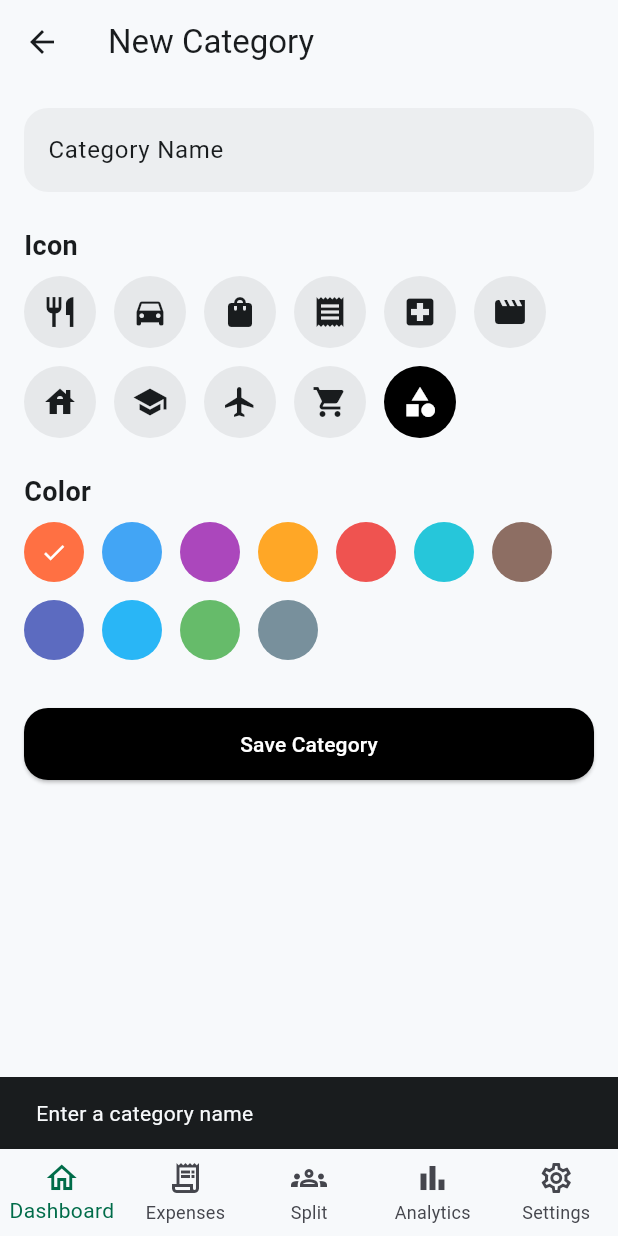
After one commit to angelrider-dev/money_mate, a Flutter app: the AddEditCategoryScreen screen opened by its route, after a tap on "Save Category", on a phone screen of 412 x 824 dp. The commit adds this screen. Run offline on Flutter 3.47's test engine with Material 3 defaults, Android fonts, the phone set to English and light mode, and no system bars; our stand-ins replace drift, flutter_riverpod, go_router; missing offline and left inert: encrypt; accounts and stored records are empty; generated files the repository leaves out were written again; Roboto replaces fonts that are missing (Manrope).

Commit message:
Add Categories manage screen (list + add/edit)

```diff
--- a/lib/core/router/app_router.dart
+++ b/lib/core/router/app_router.dart
@@ -10,6 +10,8 @@ import '../../features/split/create_group/create_group_screen.dart';
 import '../../features/split/group_details/group_details_screen.dart';
 import '../../features/split/add_group_expense/add_group_expense_screen.dart';
 import '../../features/split/settle_up/settle_up_screen.dart';
+import '../../features/categories/list/categories_list_screen.dart';
+import '../../features/categories/add_edit/add_edit_category_screen.dart';
 
 /// 5-tab bottom nav: Dashboard, Expenses, Split, Analytics, Settings.
 /// Everything else (Income, Savings, Budgets, Accounts, Recurring, Backup,
@@ -73,6 +75,22 @@ final appRouter = GoRouter(
         // '/analytics', '/settings' routes added as those
         // features are built out in later phases.
         GoRoute(
+          path: '/categories',
+          builder: (context, state) => const CategoriesListScreen(),
+          routes: [
+            GoRoute(
+              path: 'add',
+              builder: (context, state) => const AddEditCategoryScreen(),
+            ),
+            GoRoute(
+              path: 'edit/:id',
+              builder: (context, state) => AddEditCategoryScreen(
+                categoryId: int.parse(state.pathParameters['id']!),
+              ),
+            ),
+          ],
+        ),
+        GoRoute(
           path: '/income',
           builder: (context, state) => const IncomeListScreen(),
           routes: [
--- /dev/null
+++ b/lib/features/categories/add_edit/add_edit_category_screen.dart
@@ -0,0 +1,122 @@
+import 'package:flutter/material.dart';
+import 'package:flutter_riverpod/flutter_riverpod.dart';
+import '../../../core/theme/app_theme.dart';
+import '../../../data/providers/expense_providers.dart';
+
+const _iconOptions = <String, IconData>{
+  'restaurant': Icons.restaurant,
+  'directions_car': Icons.directions_car,
+  'shopping_bag': Icons.shopping_bag,
+  'receipt': Icons.receipt,
+  'local_hospital': Icons.local_hospital,
+  'movie': Icons.movie,
+  'house': Icons.house,
+  'school': Icons.school,
+  'flight': Icons.flight,
+  'local_grocery_store': Icons.local_grocery_store,
+  'category': Icons.category,
+};
+
+const _colorOptions = <String>[
+  '#FF7043', '#42A5F5', '#AB47BC', '#FFA726', '#EF5350',
+  '#26C6DA', '#8D6E63', '#5C6BC0', '#29B6F6', '#66BB6A', '#78909C',
+];
+
+class AddEditCategoryScreen extends ConsumerStatefulWidget {
+  final int? categoryId;
+  const AddEditCategoryScreen({super.key, this.categoryId});
+
+  @override
+  ConsumerState<AddEditCategoryScreen> createState() => _AddEditCategoryScreenState();
+}
+
+class _AddEditCategoryScreenState extends ConsumerState<AddEditCategoryScreen> {
+  final _nameController = TextEditingController();
+  String _selectedIcon = 'category';
+  String _selectedColor = _colorOptions.first;
+
+  bool get _isEditing => widget.categoryId != null;
+
+  @override
+  void dispose() {
+    _nameController.dispose();
+    super.dispose();
+  }
+
+  Future<void> _save() async {
+    if (_nameController.text.trim().isEmpty) {
+      ScaffoldMessenger.of(context)
+          .showSnackBar(const SnackBar(content: Text('Enter a category name')));
+      return;
+    }
+
+    await ref.read(categoryRepositoryProvider).addCategory(
+          name: _nameController.text.trim(),
+          icon: _selectedIcon,
+          colorHex: _selectedColor,
+        );
+
+    if (mounted) Navigator.of(context).pop();
+  }
+
+  @override
+  Widget build(BuildContext context) {
+    return Scaffold(
+      appBar: AppBar(title: Text(_isEditing ? 'Edit Category' : 'New Category')),
+      body: ListView(
+        padding: const EdgeInsets.all(16),
+        children: [
+          TextField(
+            controller: _nameController,
+            decoration: const InputDecoration(labelText: 'Category Name'),
+          ),
+          const SizedBox(height: 24),
+
+          Text('Icon', style: AppTypography.titleMd),
+          const SizedBox(height: 8),
+          Wrap(
+            spacing: 12,
+            runSpacing: 12,
+            children: _iconOptions.entries.map((entry) {
+              final selected = _selectedIcon == entry.key;
+              return GestureDetector(
+                onTap: () => setState(() => _selectedIcon = entry.key),
+                child: CircleAvatar(
+                  radius: 24,
+                  backgroundColor:
+                      selected ? AppColors.primary : AppColors.surfaceContainerHigh,
+                  child: Icon(entry.value, color: selected ? Colors.white : AppColors.onSurface),
+                ),
+              );
+            }).toList(),
+          ),
+          const SizedBox(height: 24),
+
+          Text('Color', style: AppTypography.titleMd),
+          const SizedBox(height: 8),
+          Wrap(
+            spacing: 12,
+            runSpacing: 12,
+            children: _colorOptions.map((hex) {
+              final color = Color(int.parse(hex.replaceFirst('#', '0xFF')));
+              final selected = _selectedColor == hex;
+              return GestureDetector(
+                onTap: () => setState(() => _selectedColor = hex),
+                child: CircleAvatar(
+                  radius: 20,
+                  backgroundColor: color,
+                  child: selected
+                      ? const Icon(Icons.check, color: Colors.white, size: 18)
+                      : null,
+                ),
+              );
+            }).toList(),
+          ),
+          const SizedBox(height: 32),
+
+          ElevatedButton(onPressed: _save, child: const Text('Save Category')),
+        ],
+      ),
+    );
+  }
+}
--- /dev/null
+++ b/lib/features/categories/list/categories_list_screen.dart
@@ -0,0 +1,109 @@
+import 'package:flutter/material.dart';
+import 'package:flutter_riverpod/flutter_riverpod.dart';
+import 'package:go_router/go_router.dart';
+import '../../../core/theme/app_theme.dart';
+import '../../../data/providers/expense_providers.dart';
+import '../../../data/local/database.dart';
+
+/// Manage-only screen — deliberately shows NO spent/limit/progress data.
+/// That tracking lives on the Budgets screen. See design.md for the
+/// reasoning behind this separation (resolved after design review).
+class CategoriesListScreen extends ConsumerWidget {
+  const CategoriesListScreen({super.key});
+
+  @override
+  Widget build(BuildContext context, WidgetRef ref) {
+    final categoriesAsync = ref.watch(activeCategoriesProvider);
+
+    return Scaffold(
+      appBar: AppBar(title: const Text('Categories')),
+      body: Padding(
+        padding: const EdgeInsets.all(16),
+        child: Column(
+          crossAxisAlignment: CrossAxisAlignment.start,
+          children: [
+            Text(
+              'Manage your expense categories',
+              style: AppTypography.bodyMd.copyWith(color: AppColors.onSurfaceVariant),
+            ),
+            const SizedBox(height: 16),
+            SizedBox(
+              width: double.infinity,
+              child: ElevatedButton.icon(
+                onPressed: () => context.push('/categories/add'),
+                icon: const Icon(Icons.add),
+                label: const Text('Add New Category'),
+              ),
+            ),
+            const SizedBox(height: 16),
+            Expanded(
+              child: categoriesAsync.when(
+                loading: () => const Center(child: CircularProgressIndicator()),
+                error: (e, _) => Center(child: Text('Error: $e')),
+                data: (categories) {
+                  if (categories.isEmpty) {
+                    return const Center(child: Text('No categories yet'));
+                  }
+                  return ListView.builder(
+                    itemCount: categories.length,
+                    itemBuilder: (context, i) => _CategoryTile(category: categories[i]),
+                  );
+                },
+              ),
+            ),
+          ],
+        ),
+      ),
+    );
+  }
+}
+
+class _CategoryTile extends ConsumerWidget {
+  final Category category;
+  const _CategoryTile({required this.category});
+
+  @override
+  Widget build(BuildContext context, WidgetRef ref) {
+    Color? swatch;
+    try {
+      swatch = Color(int.parse(category.colorHex.replaceFirst('#', '0xFF')));
+    } catch (_) {
+      swatch = AppColors.surfaceContainerHigh;
+    }
+
+    return Card(
+      margin: const EdgeInsets.only(bottom: 8),
+      child: ListTile(
+        onTap: () => context.push('/categories/edit/${category.id}'),
+        leading: CircleAvatar(
+          backgroundColor: swatch.withValues(alpha: 0.2),
+          child: Icon(Icons.category_outlined, color: swatch),
+        ),
+        title: Text(category.name, style: AppTypography.bodyLg),
+        trailing: PopupMenuButton<String>(
+          onSelected: (value) async {
+            final repo = ref.read(categoryRepositoryProvider);
+            if (value == 'edit') {
+              context.push('/categories/edit/${category.id}');
+            } else if (value == 'archive') {
+              final inUse = await repo.isInUse(category.id);
+              await repo.archive(category.id);
+              if (context.mounted && inUse) {
+                ScaffoldMessenger.of(context).showSnackBar(
+                  const SnackBar(
+                    content: Text(
+                        'Category archived. Existing expenses keep this category.'),
+                  ),
+                );
+              }
+            }
+          },
+          itemBuilder: (context) => const [
+            PopupMenuItem(value: 'edit', child: Text('Edit')),
+            PopupMenuItem(value: 'archive', child: Text('Archive')),
+          ],
+        ),
+      ),
+    );
+  }
+}
--- a/lib/features/expenses/list/expense_list_screen.dart
+++ b/lib/features/expenses/list/expense_list_screen.dart
@@ -22,6 +22,13 @@ class ExpenseListScreen extends ConsumerWidget {
             onPressed: () => Scaffold.of(context).openDrawer(),
           ),
         ),
+        actions: [
+          IconButton(
+            icon: const Icon(Icons.category_outlined),
+            tooltip: 'Manage Categories',
+            onPressed: () => context.push('/categories'),
+          ),
+        ],
       ),
       floatingActionButton: FloatingActionButton(
         backgroundColor: AppColors.primary,
```
